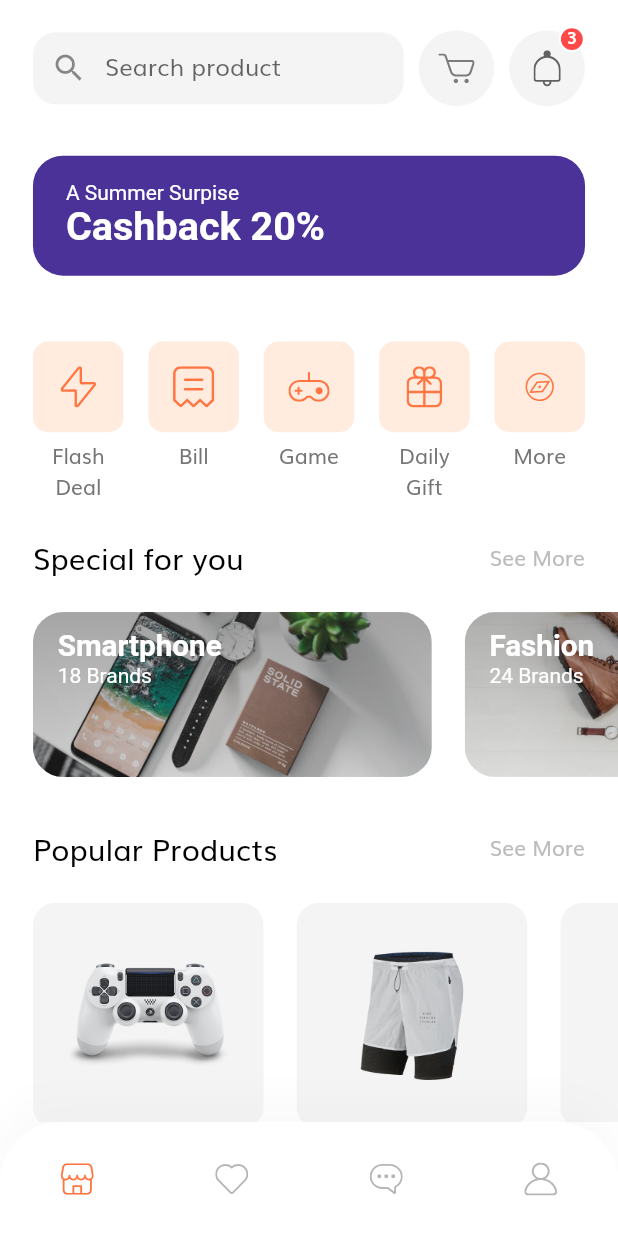
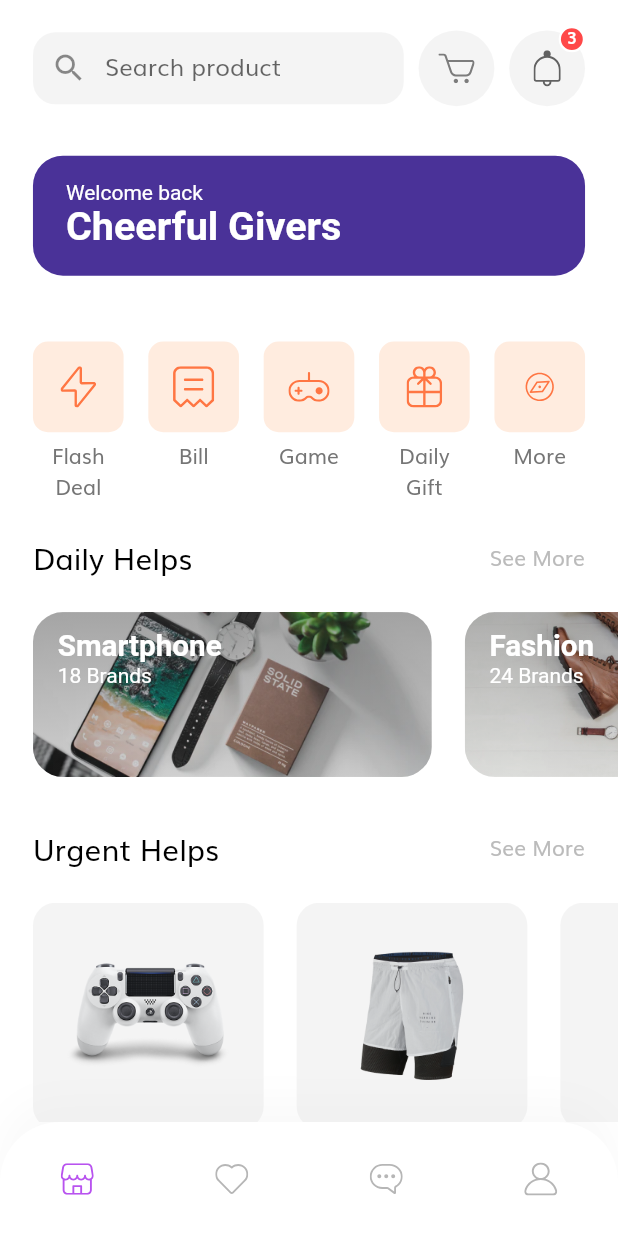
Before and after one commit to Redeemm/Charifit, a Flutter app: the HomeScreen screen opened by its route, on a phone screen of 412 x 824 dp. Run offline on Flutter 3.47's test engine with Material 2 defaults, Android fonts, the phone set to English and light mode, and no system bars; our stand-ins replace flutter_svg.

Commit message:
upload file

```diff
--- a/lib/constants.dart
+++ b/lib/constants.dart
@@ -1,12 +1,12 @@
 import 'package:flutter/material.dart';
 import 'package:shop_app/size_config.dart';
 
-const kPrimaryColor = Color(0xFFFF7643);
+const kPrimaryColor = Color(0xFFB853EF);
 const kPrimaryLightColor = Color(0xFFFFECDF);
 const kPrimaryGradientColor = LinearGradient(
   begin: Alignment.topLeft,
   end: Alignment.bottomRight,
-  colors: [Color(0xFFFFA53E), Color(0xFFFF7643)],
+  colors: [Color(0xFFEC21F3), Color(0xFFB853EF)],
 );
 const kSecondaryColor = Color(0xFF979797);
 const kTextColor = Color(0xFF757575);
--- a/lib/screens/home/components/discount_banner.dart
+++ b/lib/screens/home/components/discount_banner.dart
@@ -25,9 +25,9 @@ class DiscountBanner extends StatelessWidget {
         TextSpan(
           style: TextStyle(color: Colors.white),
           children: [
-            TextSpan(text: "A Summer Surpise\n"),
+            TextSpan(text: "Welcome back\n"),
             TextSpan(
-              text: "Cashback 20%",
+              text: "Cheerful Givers",
               style: TextStyle(
                 fontSize: getProportionateScreenWidth(24),
                 fontWeight: FontWeight.bold,
--- a/lib/screens/home/components/popular_product.dart
+++ b/lib/screens/home/components/popular_product.dart
@@ -13,7 +13,7 @@ class PopularProducts extends StatelessWidget {
         Padding(
           padding:
               EdgeInsets.symmetric(horizontal: getProportionateScreenWidth(20)),
-          child: SectionTitle(title: "Popular Products", press: () {}),
+          child: SectionTitle(title: "Urgent Helps", press: () {}),
         ),
         SizedBox(height: getProportionateScreenWidth(20)),
         SingleChildScrollView(
--- a/lib/screens/home/components/special_offers.dart
+++ b/lib/screens/home/components/special_offers.dart
@@ -16,7 +16,7 @@ class SpecialOffers extends StatelessWidget {
           padding:
               EdgeInsets.symmetric(horizontal: getProportionateScreenWidth(20)),
           child: SectionTitle(
-            title: "Special for you",
+            title: "Daily Helps",
             press: () {},
           ),
         ),
--- a/lib/screens/splash/components/body.dart
+++ b/lib/screens/splash/components/body.dart
@@ -16,16 +16,16 @@ class _BodyState extends State<Body> {
   int currentPage = 0;
   List<Map<String, String>> splashData = [
     {
-      "text": "Welcome to Tokoto, Let’s shop!",
+      "text": "Welcome to Humanos, Let’s donate and help!",
       "image": "assets/images/splash_1.png"
     },
     {
       "text":
-          "We help people conect with store \naround United State of America",
+          "We help people connect with love, \ndonating across the cities of Accra",
       "image": "assets/images/splash_2.png"
     },
     {
-      "text": "We show the easy way to shop. \nJust stay at home with us",
+      "text": "We show the easy way to donate. \nJust stay at home with us",
       "image": "assets/images/splash_3.png"
     },
   ];
--- a/lib/screens/splash/components/splash_content.dart
+++ b/lib/screens/splash/components/splash_content.dart
@@ -17,7 +17,7 @@ class SplashContent extends StatelessWidget {
       children: <Widget>[
         Spacer(),
         Text(
-          "TOKOTO",
+          "Humanos",
           style: TextStyle(
             fontSize: getProportionateScreenWidth(36),
             color: kPrimaryColor,
```
